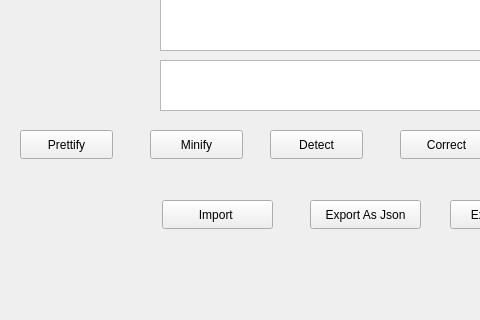
The window that mainwindow.ui (Muhammed-EmadEldeen/XML-Parser-Analyzer) describes before a commit, drawn with Qt 5; both pictures show x 0 to 480 and y 280 to 600 of the 800 by 600 pixel window.
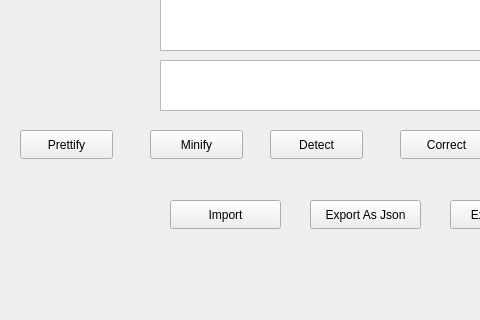
The same window after the commit.

Diff of the .ui file:
```diff
--- a/mainwindow.ui
+++ b/mainwindow.ui
@@ -17,22 +17,6 @@
    <string notr="true"/>
   </property>
   <widget class="QWidget" name="centralwidget">
-   <widget class="QPushButton" name="pushButton">
-    <property name="geometry">
-     <rect>
-      <x>162</x>
-      <y>480</y>
-      <width>111</width>
-      <height>29</height>
-     </rect>
-    </property>
-    <property name="styleSheet">
-     <string notr="true"/>
-    </property>
-    <property name="text">
-     <string>Import </string>
-    </property>
-   </widget>
    <widget class="QPushButton" name="Prettifybtn">
     <property name="geometry">
      <rect>
@@ -186,6 +170,22 @@
      <string>Enter Text</string>
     </property>
    </widget>
+   <widget class="QPushButton" name="ImportButton">
+    <property name="geometry">
+     <rect>
+      <x>170</x>
+      <y>480</y>
+      <width>111</width>
+      <height>29</height>
+     </rect>
+    </property>
+    <property name="styleSheet">
+     <string notr="true"/>
+    </property>
+    <property name="text">
+     <string>Import</string>
+    </property>
+   </widget>
   </widget>
   <widget class="QMenuBar" name="menubar">
    <property name="geometry">
```
Left out of the diff: 12 changed lines with no effect on the pictures.
